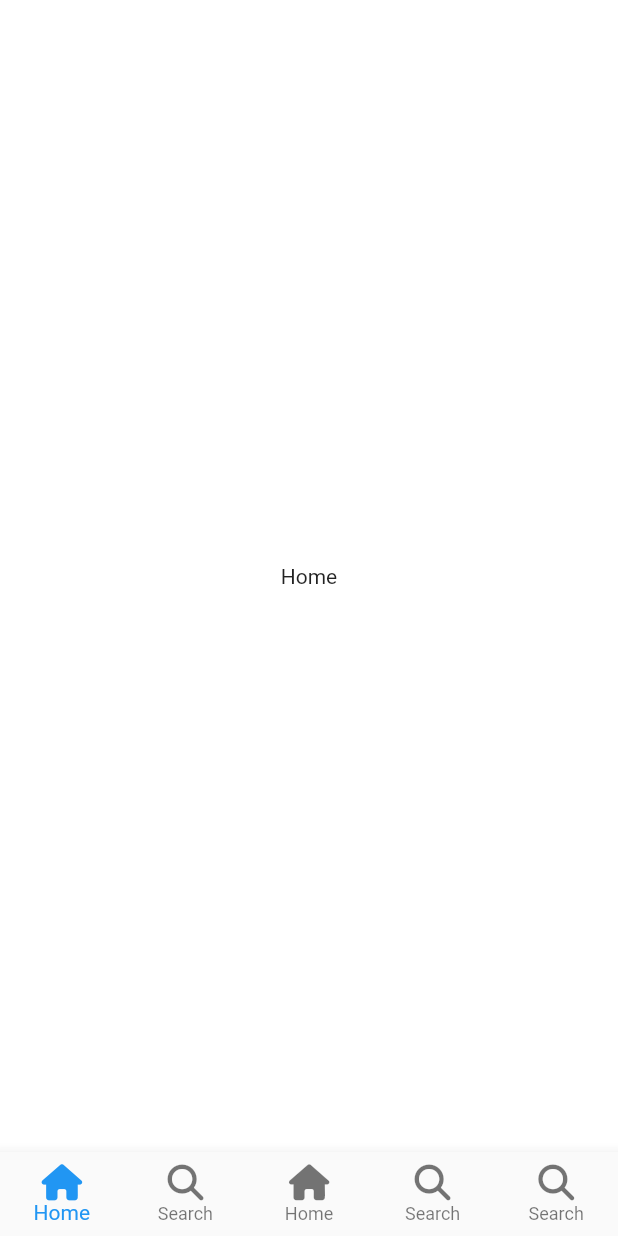
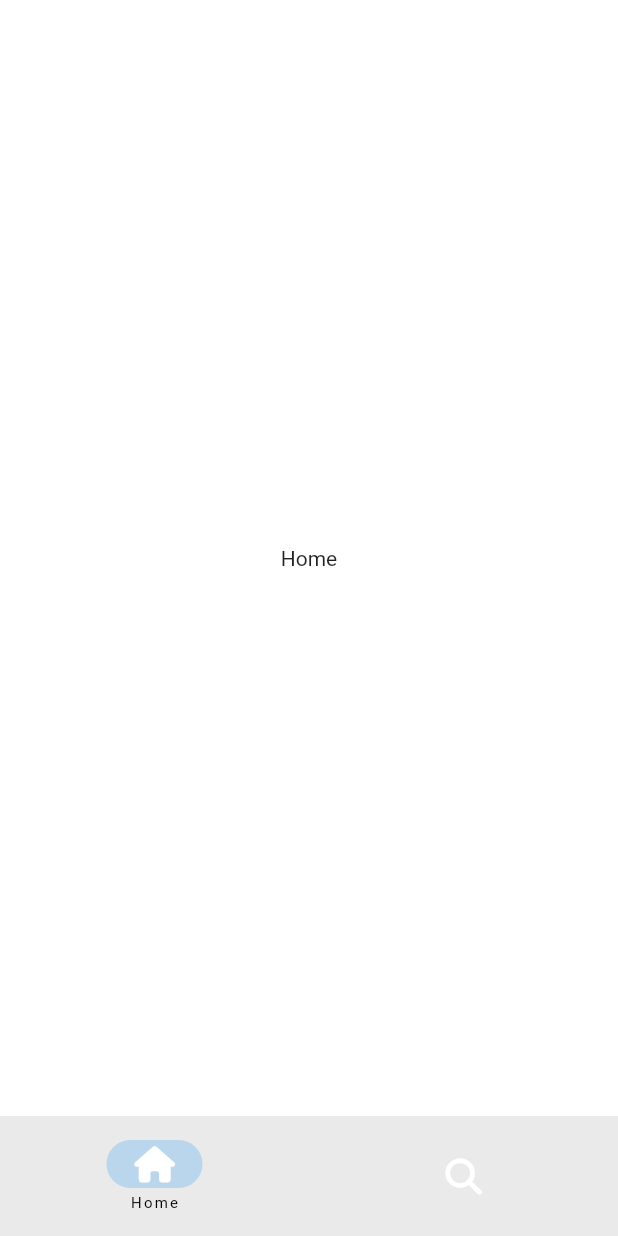
Before and after one commit to bigwave-cho/tikutoku, a Flutter app: the screen it shows after launch, on a phone screen of 412 x 824 dp. Run offline on Flutter 3.47's test engine with Material 2 defaults, Android fonts, the phone set to English and light mode, and no system bars; our stand-ins replace font_awesome_flutter.

Commit message:
NavigationBar material ver3

```diff
--- a/lib/features/main_navigation/main_navigation_screen.dart
+++ b/lib/features/main_navigation/main_navigation_screen.dart
@@ -39,48 +39,27 @@ class _MainNavigationScreenState extends State<MainNavigationScreen> {
   Widget build(BuildContext context) {
     return Scaffold(
       body: screens[_selectedIndex], // index에 따라 보여지는 화면
-      bottomNavigationBar: BottomNavigationBar(
-        type: BottomNavigationBarType.fixed,
-        // 배경색 변화에 대한 타입 지정
-        // fixed 배경색 안바뀜
-        // shifting 바뀜
-        currentIndex: _selectedIndex,
-        onTap: _onTap, // tap하면 index를 arg로 전달
-        // selectedItemColor: Theme.of(context).primaryColor,
-        items: const [
-          // Nav 아이템은 2개 이상
-          BottomNavigationBarItem(
-            icon: FaIcon(FontAwesomeIcons.house),
+      bottomNavigationBar: NavigationBar(
+        //bottomNavigationBar는 material 2 버전
+        //이거는 material 3 버전
+        //https://m3.material.io/components/navigation-bar/overview
+        labelBehavior: NavigationDestinationLabelBehavior.onlyShowSelected,
+        selectedIndex: _selectedIndex,
+        onDestinationSelected: _onTap,
+        destinations: const [
+          NavigationDestination(
+            icon: FaIcon(
+              FontAwesomeIcons.house,
+              color: Colors.white,
+            ),
             label: "Home",
-            tooltip: "WW?",
-            backgroundColor: Colors.amber,
-            //선택됐을 때 nav의 배경색.
-            // 주의: 4개 이상일 때 자동 활성화됨
-            // 강제 적용할 수 있는 방법도 있음.
           ),
-          BottomNavigationBarItem(
-            icon: FaIcon(FontAwesomeIcons.magnifyingGlass),
+          NavigationDestination(
+            icon: FaIcon(
+              FontAwesomeIcons.magnifyingGlass,
+              color: Colors.white,
+            ),
             label: "Search",
-            tooltip: "WW?",
-            backgroundColor: Colors.blue,
-          ),
-          BottomNavigationBarItem(
-            icon: FaIcon(FontAwesomeIcons.house),
-            label: "Home",
-            tooltip: "WW?",
-            backgroundColor: Colors.pink,
-          ),
-          BottomNavigationBarItem(
-            icon: FaIcon(FontAwesomeIcons.magnifyingGlass),
-            label: "Search",
-            tooltip: "WW?",
-            backgroundColor: Colors.yellow,
-          ),
-          BottomNavigationBarItem(
-            icon: FaIcon(FontAwesomeIcons.magnifyingGlass),
-            label: "Search",
-            tooltip: "WW?",
-            backgroundColor: Colors.teal,
           ),
         ],
       ),
```
